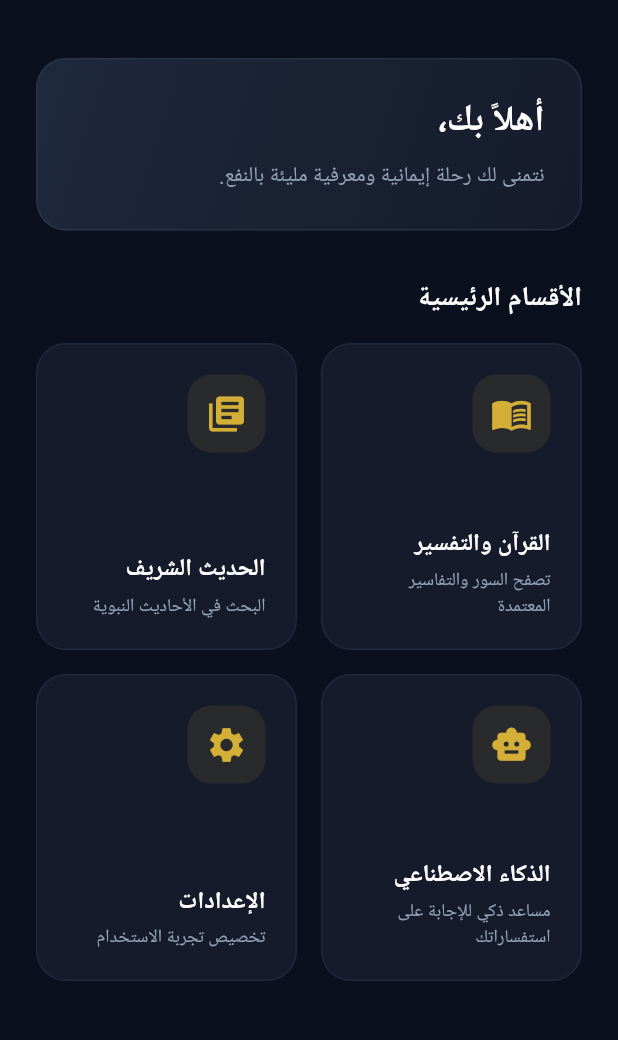
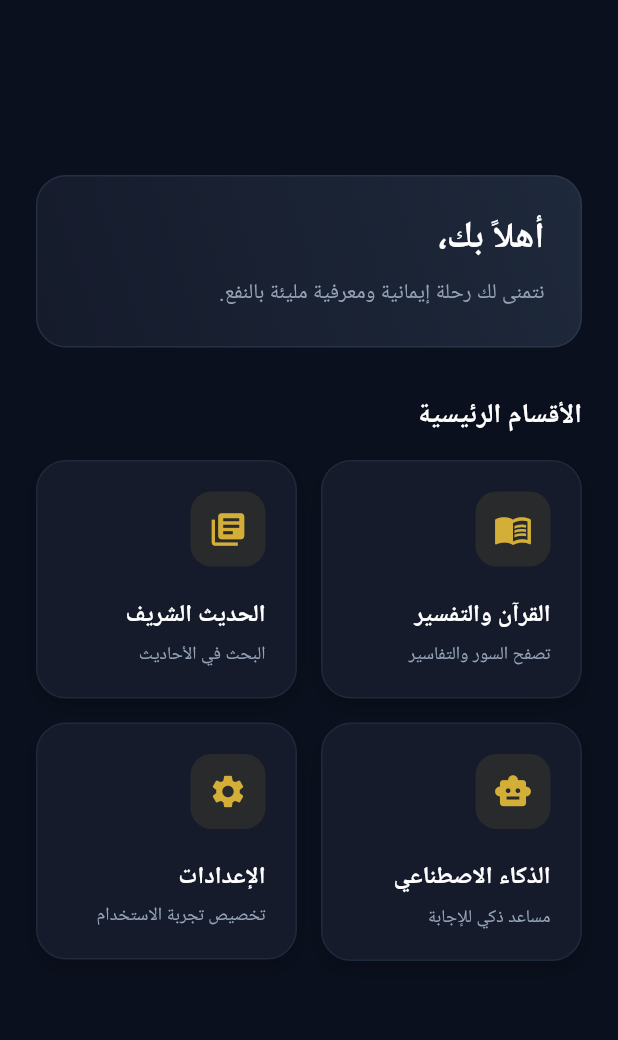
Before and after one commit to bilali822/android-noor-almaarifa, a Flutter app: the HomeScreen screen opened directly, on a phone screen of 412 x 824 dp, the part 62-1102 px from its top. Run offline on Flutter 3.47's test engine with Material 3 defaults, Android fonts, the phone set to English and light mode, and no system bars; our stand-ins replace shared_preferences, sqflite; accounts and stored records are empty; Roboto replaces fonts that are missing (Cairo).

Commit message:
fix(ui): إصلاح عرض الكروت في الشاشة الرئيسية (Responsive Layout)

```diff
--- a/lib/screens/home_screen.dart
+++ b/lib/screens/home_screen.dart
@@ -30,7 +30,8 @@ class _HomeScreenState extends State<HomeScreen> {
     return Scaffold(
       backgroundColor: AppColors.bgDeep,
       appBar: AppBar(
-        title: const Text('نور المعرفة', style: TextStyle(letterSpacing: 1)),
+        title: const Text('نور المعرفة', style: TextStyle(letterSpacing: 1, fontWeight: FontWeight.bold)),
+        centerTitle: true,
         actions: [
           IconButton(
             icon: const Icon(Icons.logout, color: AppColors.textMuted, size: 22),
@@ -47,7 +48,11 @@ class _HomeScreenState extends State<HomeScreen> {
           ),
         ],
       ),
-      body: TweenAnimationBuilder<double>(
+      // 🌟 استخدام Center و ConstrainedBox عشان نخلي التصميم ثابت العرض في النص (زي تطبيقات الموبايل)
+      body: Center(
+        child: ConstrainedBox(
+          constraints: const BoxConstraints(maxWidth: 600),
+          child: TweenAnimationBuilder<double>(
             tween: Tween(begin: 0, end: 1),
             duration: const Duration(milliseconds: 600),
             curve: Curves.easeOut,
@@ -58,7 +63,7 @@ class _HomeScreenState extends State<HomeScreen> {
               );
             },
             child: SingleChildScrollView(
-          padding: const EdgeInsets.all(24),
+              padding: const EdgeInsets.symmetric(horizontal: 24, vertical: 16),
               child: Column(
                 crossAxisAlignment: CrossAxisAlignment.stretch,
                 children: [
@@ -66,10 +71,10 @@ class _HomeScreenState extends State<HomeScreen> {
                   Container(
                     padding: const EdgeInsets.all(24),
                     decoration: BoxDecoration(
-                  gradient: const LinearGradient(
-                    colors: [Color(0xFF1E293B), Color(0xFF151B2B)],
-                    begin: Alignment.topLeft,
-                    end: Alignment.bottomRight,
+                      gradient: LinearGradient(
+                        colors: [const Color(0xFF1E293B), const Color(0xFF151B2B)],
+                        begin: Alignment.topRight,
+                        end: Alignment.bottomLeft,
                       ),
                       borderRadius: BorderRadius.circular(20),
                       border: Border.all(color: const Color(0xFF334155).withOpacity(0.5)),
@@ -96,30 +101,26 @@ class _HomeScreenState extends State<HomeScreen> {
                   ),
                   const SizedBox(height: 16),
 
-              // الكروت
-              GridView.count(
-                shrinkWrap: true,
-                physics: const NeverScrollableScrollPhysics(),
-                crossAxisCount: 2,
-                crossAxisSpacing: 16,
-                mainAxisSpacing: 16,
-                childAspectRatio: 0.85,
+                  // 🌟 استخدام Wrap بدل GridView عشان مرونة العرض
+                  Wrap(
+                    spacing: 16,
+                    runSpacing: 16,
                     children: [
                       _buildCard(
                         title: 'القرآن والتفسير',
-                    subtitle: 'تصفح السور والتفاسير المعتمدة',
+                        subtitle: 'تصفح السور والتفاسير',
                         icon: Icons.menu_book,
                         onTap: () => Navigator.push(context, MaterialPageRoute(builder: (_) => const ChatScreen())),
                       ),
                       _buildCard(
                         title: 'الحديث الشريف',
-                    subtitle: 'البحث في الأحاديث النبوية',
+                        subtitle: 'البحث في الأحاديث',
                         icon: Icons.library_books,
                         onTap: () => _showComingSoon(),
                       ),
                       _buildCard(
                         title: 'الذكاء الاصطناعي',
-                    subtitle: 'مساعد ذكي للإجابة على استفساراتك',
+                        subtitle: 'مساعد ذكي للإجابة',
                         icon: Icons.smart_toy,
                         onTap: () => _showComingSoon(),
                       ),
@@ -131,15 +132,25 @@ class _HomeScreenState extends State<HomeScreen> {
                       ),
                     ],
                   ),
+                  const SizedBox(height: 40),
                 ],
+              ),
+            ),
           ),
         ),
       ),
     );
   }
 
+  // تصميم الكارت الجديد
   Widget _buildCard({required String title, required String subtitle, required IconData icon, required VoidCallback onTap}) {
-    return InkWell(
+    // حساب عرض الكارت بحيث يكون فيه 2 في الصف
+    final double screenWidth = MediaQuery.of(context).size.width;
+    final double cardWidth = (screenWidth > 600 ? 600 : screenWidth - 48) / 2 - 8;
+
+    return SizedBox(
+      width: cardWidth,
+      child: InkWell(
         onTap: onTap,
         borderRadius: BorderRadius.circular(20),
         child: Container(
@@ -148,6 +159,13 @@ class _HomeScreenState extends State<HomeScreen> {
             color: const Color(0xFF151B2B),
             border: Border.all(color: const Color(0xFF1E293B)),
             borderRadius: BorderRadius.circular(20),
+            boxShadow: [
+              BoxShadow(
+                color: Colors.black.withOpacity(0.2),
+                blurRadius: 10,
+                offset: const Offset(0, 5),
+              ),
+            ],
           ),
           child: Column(
             crossAxisAlignment: CrossAxisAlignment.start,
@@ -156,16 +174,16 @@ class _HomeScreenState extends State<HomeScreen> {
                 padding: const EdgeInsets.all(12),
                 decoration: BoxDecoration(
                   color: const Color(0xFFD4AF37).withOpacity(0.1),
-                borderRadius: BorderRadius.circular(16),
+                  borderRadius: BorderRadius.circular(14),
                 ),
-              child: Icon(icon, color: const Color(0xFFD4AF37), size: 28),
+                child: Icon(icon, color: const Color(0xFFD4AF37), size: 26),
               ),
-            const Spacer(),
+              const SizedBox(height: 20),
               Text(
                 title,
                 style: const TextStyle(color: Colors.white, fontSize: 16, fontWeight: FontWeight.bold),
               ),
-            const SizedBox(height: 4),
+              const SizedBox(height: 6),
               Text(
                 subtitle,
                 style: const TextStyle(color: AppColors.textMuted, fontSize: 12, height: 1.4),
@@ -173,6 +191,7 @@ class _HomeScreenState extends State<HomeScreen> {
                 overflow: TextOverflow.ellipsis,
               ),
             ],
+          ),
         ),
       ),
     );
```
Lines whose indentation alone changed are shown as unchanged.
